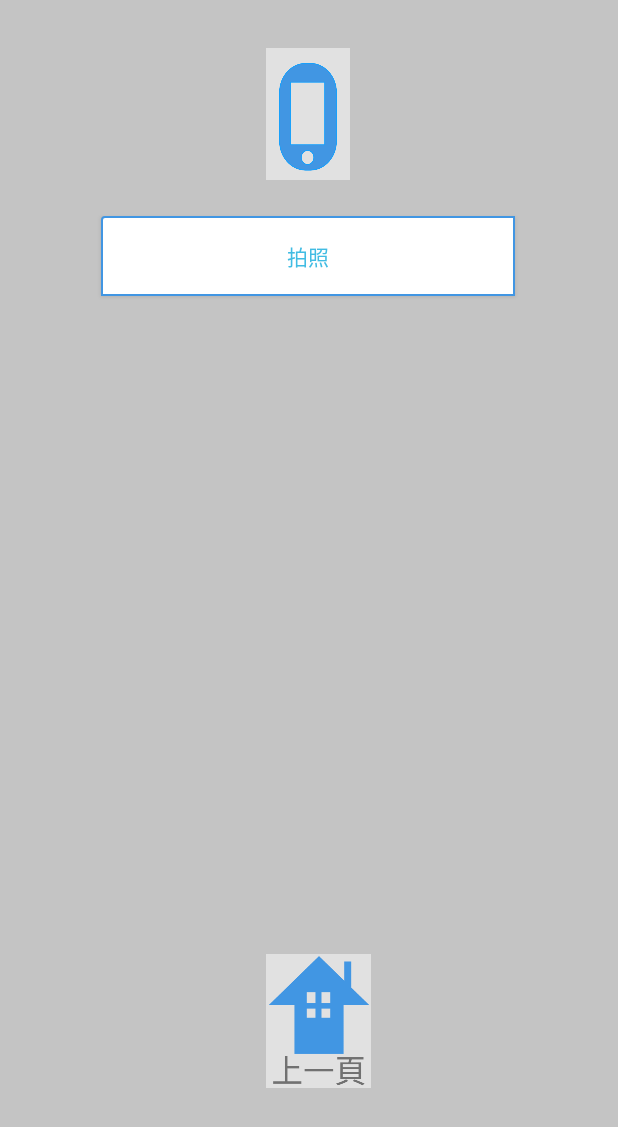
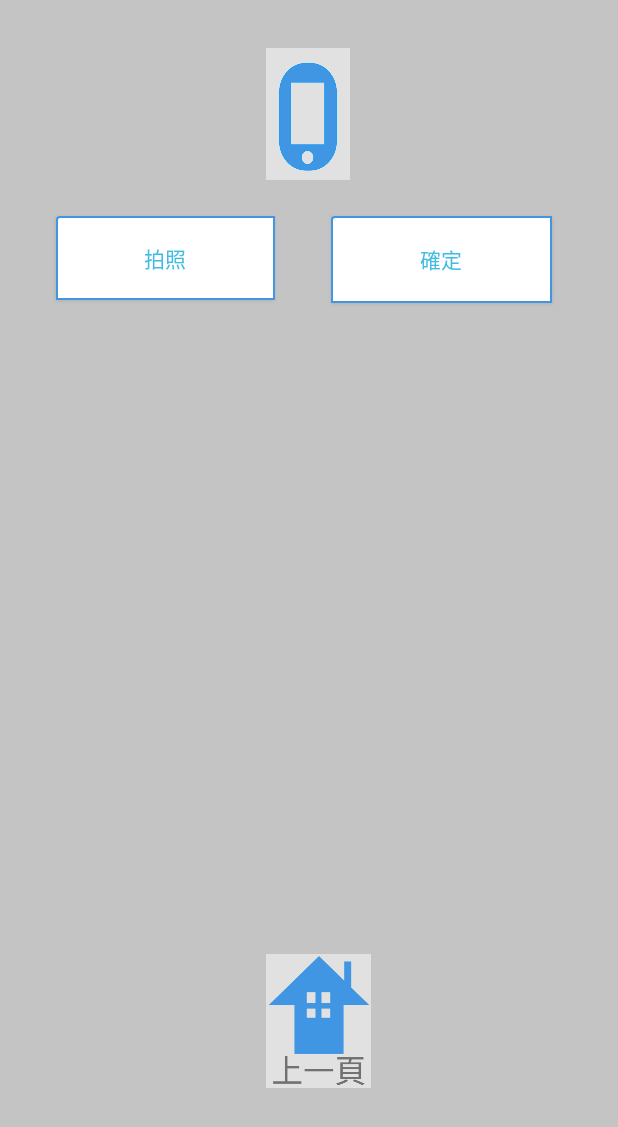
Before and after one commit to kevin77688/Face_recognition, an Android app: the layout activity_teacher_operation_take_photo.xml on its own in the app's theme, with its tools: preview values and no code run, on a phone screen of 412 x 824 dp. Shown: the top 1127 px of the screen. Run offline under Robolectric (Android 15) with nearby library versions, the phone set to English and light mode, and no system bars.

Commit message:
點名系統(四)

```diff
--- a/FaceRecognitionApp/app/src/main/res/layout/activity_teacher_operation_take_photo.xml
+++ b/FaceRecognitionApp/app/src/main/res/layout/activity_teacher_operation_take_photo.xml
@@ -23,7 +23,7 @@
         android:layout_width="755dp"
         android:layout_height="940dp"
         android:background="#C4C4C4"
-        android:onClick="onclick"
+        android:onClick="_return"
         app:layout_constraintBottom_toBottomOf="parent"
         app:layout_constraintEnd_toEndOf="parent"
         app:layout_constraintStart_toStartOf="parent"
@@ -31,14 +31,13 @@
 
     <Button
         android:id="@+id/button_return"
-        android:layout_width="276dp"
-        android:layout_height="53dp"
+        android:layout_width="146dp"
+        android:layout_height="56dp"
         android:layout_marginTop="24dp"
         android:background="@drawable/button_white"
-        android:onClick="onclick"
         android:text="拍照"
         android:textColor="#41BCE3"
-        app:layout_constraintEnd_toEndOf="parent"
+        app:layout_constraintEnd_toStartOf="@+id/button"
         app:layout_constraintHorizontal_bias="0.496"
         app:layout_constraintStart_toStartOf="parent"
         app:layout_constraintTop_toBottomOf="@+id/textView" />
@@ -81,4 +80,17 @@
         app:layout_constraintStart_toStartOf="parent"
         app:layout_constraintTop_toTopOf="parent" />
 
+    <Button
+        android:id="@+id/button"
+        android:layout_width="147dp"
+        android:layout_height="58dp"
+        android:layout_marginTop="24dp"
+        android:layout_marginEnd="44dp"
+        android:background="@drawable/button_white"
+        android:onClick="_return"
+        android:text="確定"
+        android:textColor="#41BCE3"
+        app:layout_constraintEnd_toEndOf="parent"
+        app:layout_constraintTop_toBottomOf="@+id/textView" />
+
 </androidx.constraintlayout.widget.ConstraintLayout>
```
Also changed, not shown: FaceRecognitionApp/app/src/main/java/org/ntut/faceRecognition/TeacherOperationTakePhoto.java (+42 -30 lines).
